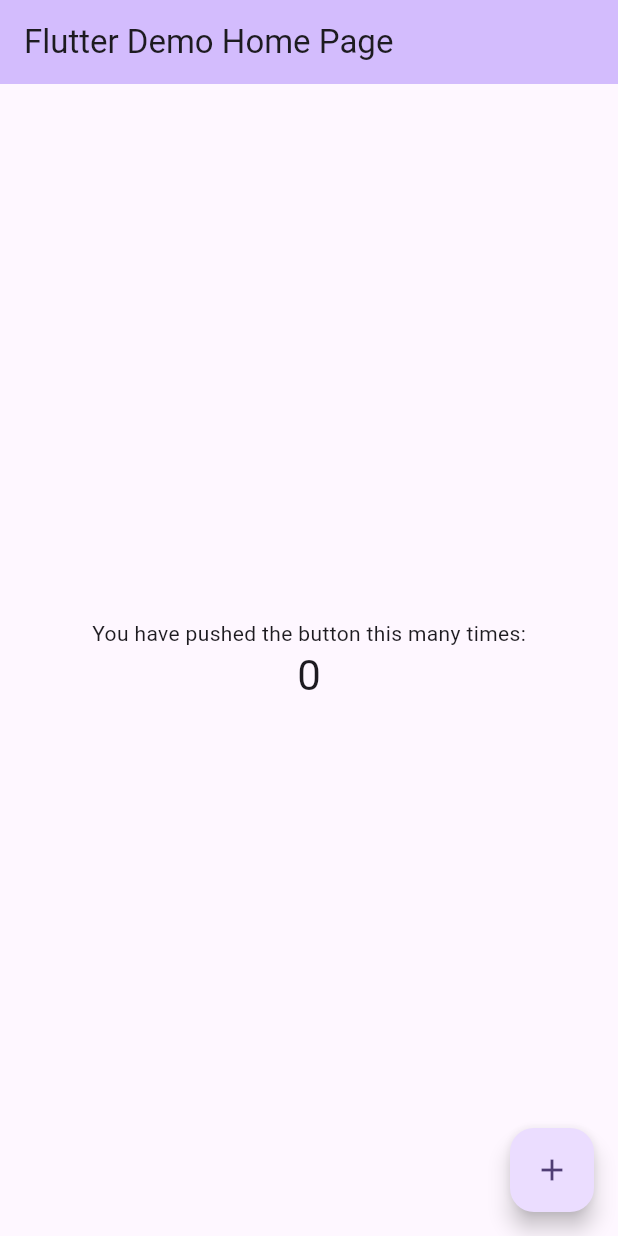
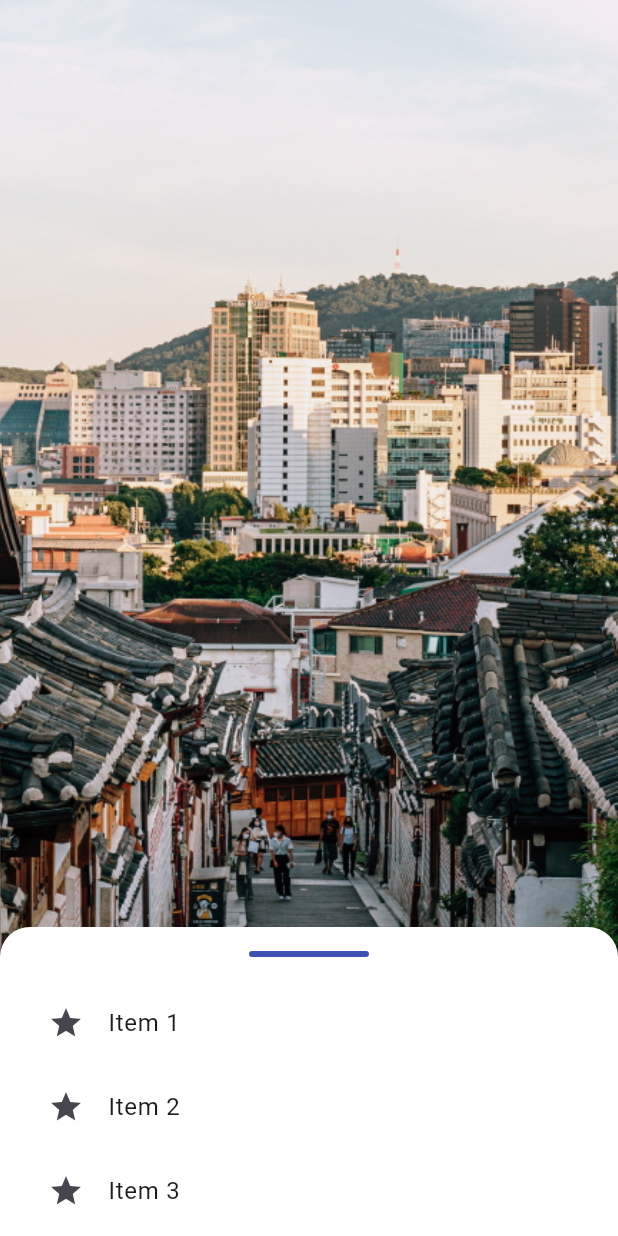
Before and after one commit to motung-i/Motung-App, a Flutter app: the screen it shows after launch, on a phone screen of 412 x 824 dp. Run offline on Flutter 3.47's test engine with Material 3 defaults, Android fonts, the phone set to English and light mode, and no system bars.

Commit message:
feat :: 하단 바텀시트 구현

```diff
--- a/lib/main.dart
+++ b/lib/main.dart
@@ -7,119 +7,107 @@ void main() {
 class MyApp extends StatelessWidget {
   const MyApp({super.key});
 
-  // This widget is the root of your application.
   @override
   Widget build(BuildContext context) {
     return MaterialApp(
       title: 'Flutter Demo',
       theme: ThemeData(
-        // This is the theme of your application.
-        //
-        // TRY THIS: Try running your application with "flutter run". You'll see
-        // the application has a purple toolbar. Then, without quitting the app,
-        // try changing the seedColor in the colorScheme below to Colors.green
-        // and then invoke "hot reload" (save your changes or press the "hot
-        // reload" button in a Flutter-supported IDE, or press "r" if you used
-        // the command line to start the app).
-        //
-        // Notice that the counter didn't reset back to zero; the application
-        // state is not lost during the reload. To reset the state, use hot
-        // restart instead.
-        //
-        // This works for code too, not just values: Most code changes can be
-        // tested with just a hot reload.
         colorScheme: ColorScheme.fromSeed(seedColor: Colors.deepPurple),
         useMaterial3: true,
       ),
-      home: const MyHomePage(title: 'Flutter Demo Home Page'),
+      debugShowCheckedModeBanner: false,
+      home: const MyHomePage(),
     );
   }
 }
 
 class MyHomePage extends StatefulWidget {
-  const MyHomePage({super.key, required this.title});
-
-  // This widget is the home page of your application. It is stateful, meaning
-  // that it has a State object (defined below) that contains fields that affect
-  // how it looks.
-
-  // This class is the configuration for the state. It holds the values (in this
-  // case the title) provided by the parent (in this case the App widget) and
-  // used by the build method of the State. Fields in a Widget subclass are
-  // always marked "final".
-
-  final String title;
+  const MyHomePage({super.key});
 
   @override
   State<MyHomePage> createState() => _MyHomePageState();
 }
 
 class _MyHomePageState extends State<MyHomePage> {
-  int _counter = 0;
-
-  void _incrementCounter() {
-    setState(() {
-      // This call to setState tells the Flutter framework that something has
-      // changed in this State, which causes it to rerun the build method below
-      // so that the display can reflect the updated values. If we changed
-      // _counter without calling setState(), then the build method would not be
-      // called again, and so nothing would appear to happen.
-      _counter++;
-    });
-  }
+  final DraggableScrollableController sheetController =
+      DraggableScrollableController();
 
   @override
   Widget build(BuildContext context) {
-    // This method is rerun every time setState is called, for instance as done
-    // by the _incrementCounter method above.
-    //
-    // The Flutter framework has been optimized to make rerunning build methods
-    // fast, so that you can just rebuild anything that needs updating rather
-    // than having to individually change instances of widgets.
     return Scaffold(
-      appBar: AppBar(
-        // TRY THIS: Try changing the color here to a specific color (to
-        // Colors.amber, perhaps?) and trigger a hot reload to see the AppBar
-        // change color while the other colors stay the same.
-        backgroundColor: Theme.of(context).colorScheme.inversePrimary,
-        // Here we take the value from the MyHomePage object that was created by
-        // the App.build method, and use it to set our appbar title.
-        title: Text(widget.title),
-      ),
-      body: Center(
-        // Center is a layout widget. It takes a single child and positions it
-        // in the middle of the parent.
-        child: Column(
-          // Column is also a layout widget. It takes a list of children and
-          // arranges them vertically. By default, it sizes itself to fit its
-          // children horizontally, and tries to be as tall as its parent.
-          //
-          // Column has various properties to control how it sizes itself and
-          // how it positions its children. Here we use mainAxisAlignment to
-          // center the children vertically; the main axis here is the vertical
-          // axis because Columns are vertical (the cross axis would be
-          // horizontal).
-          //
-          // TRY THIS: Invoke "debug painting" (choose the "Toggle Debug Paint"
-          // action in the IDE, or press "p" in the console), to see the
-          // wireframe for each widget.
-          mainAxisAlignment: MainAxisAlignment.center,
-          children: <Widget>[
-            const Text(
-              'You have pushed the button this many times:',
+      body: Container(
+          decoration: BoxDecoration(
+            color: Colors.transparent,
+            image: DecorationImage(
+              image: AssetImage('assets/images/bg.jpeg'),
+              fit: BoxFit.cover,
             ),
-            Text(
-              '$_counter',
-              style: Theme.of(context).textTheme.headlineMedium,
-            ),
-          ],
-        ),
-      ),
-      floatingActionButton: FloatingActionButton(
-        onPressed: _incrementCounter,
-        tooltip: 'Increment',
-        child: const Icon(Icons.add),
-      ), // This trailing comma makes auto-formatting nicer for build methods.
+          ),
+          child: Stack(
+            children: [
+              _bottomSheet(),
+            ],
+          )),
     );
   }
+
+  _bottomSheet() => DraggableScrollableSheet(
+        initialChildSize: 0.25,
+        maxChildSize: 0.8,
+        minChildSize: 0.25,
+        controller: sheetController,
+        builder: (BuildContext context, scrollController) {
+          return Container(
+            clipBehavior: Clip.hardEdge,
+            decoration: const BoxDecoration(
+              color: Colors.white,
+              borderRadius: BorderRadius.only(
+                topLeft: Radius.circular(20),
+                topRight: Radius.circular(20),
+              ),
+            ),
+            child: CustomScrollView(
+              controller: scrollController,
+              slivers: [
+                SliverToBoxAdapter(
+                  child: Center(
+                    child: Container(
+                      decoration: const BoxDecoration(
+                        color: Colors.indigo,
+                        borderRadius: BorderRadius.all(Radius.circular(2)),
+                      ),
+                      height: 4,
+                      width: 80,
+                      margin: const EdgeInsets.symmetric(vertical: 16),
+                    ),
+                  ),
+                ),
+                SliverToBoxAdapter(
+                  child: Padding(
+                    padding: const EdgeInsets.symmetric(
+                        horizontal: 16.0), // 좌우 패딩 추가
+                    child: Column(
+                      crossAxisAlignment: CrossAxisAlignment.start, // 정렬 조정 가능
+                      children: [
+                        ListTile(
+                          leading: Icon(Icons.star),
+                          title: Text('Item 1'),
+                        ),
+                        ListTile(
+                          leading: Icon(Icons.star),
+                          title: Text('Item 2'),
+                        ),
+                        ListTile(
+                          leading: Icon(Icons.star),
+                          title: Text('Item 3'),
+                        ),
+                      ],
+                    ),
+                  ),
+                ),
+              ],
+            ),
+          );
+        },
+      );
 }
```
Also changed, not shown: pubspec.yaml (+6 -5 lines), assets/images/bg.jpeg (added).
